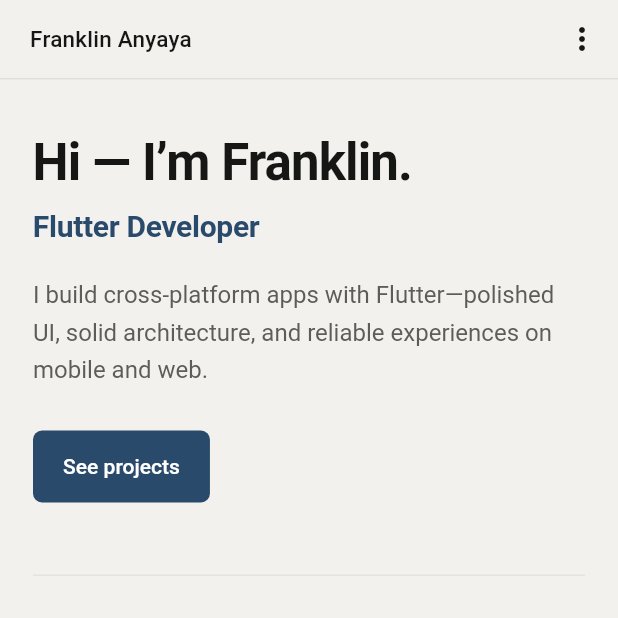
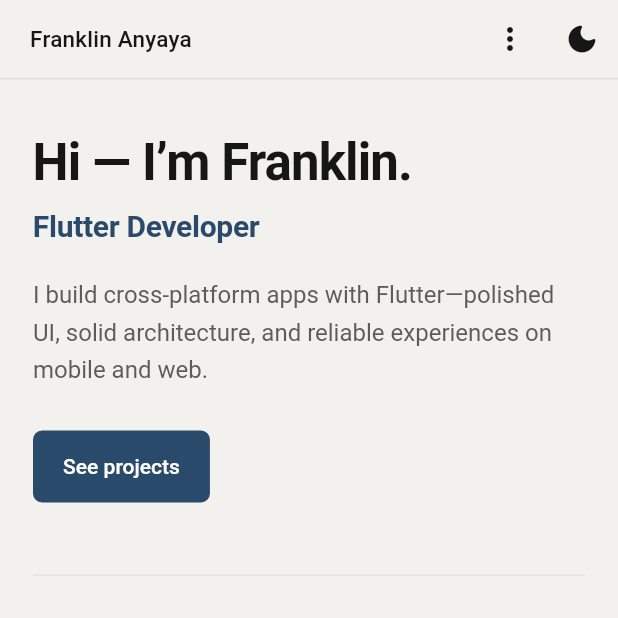
Before and after one commit to Franklin-CA/personal_portfolio, a Flutter app: the screen it shows after launch, on a phone screen of 412 x 824 dp, the top half of it. Run offline on Flutter 3.47's test engine with Material 3 defaults, Android fonts, the phone set to English and light mode, and no system bars.

Commit message:
feat: Added Light/Dark Mode

```diff
--- a/lib/main.dart
+++ b/lib/main.dart
@@ -26,8 +26,15 @@
   static const Color darkRule = Color(0xFF3A3936);
 }
 
-class PortfolioApp extends StatelessWidget {
+class PortfolioApp extends StatefulWidget {
   const PortfolioApp({super.key});
+
+  @override
+  State<PortfolioApp> createState() => _PortfolioAppState();
+}
+
+class _PortfolioAppState extends State<PortfolioApp> {
+  ThemeMode _themeMode = ThemeMode.system;
 
   static ThemeData _light() {
     return ThemeData(
@@ -223,21 +230,51 @@
     );
   }
 
+  void _toggleTheme() {
+    setState(() {
+      if (_themeMode == ThemeMode.dark) {
+        _themeMode = ThemeMode.light;
+        return;
+      }
+      if (_themeMode == ThemeMode.light) {
+        _themeMode = ThemeMode.dark;
+        return;
+      }
+      final isSystemDark =
+          WidgetsBinding.instance.platformDispatcher.platformBrightness ==
+          Brightness.dark;
+      _themeMode = isSystemDark ? ThemeMode.light : ThemeMode.dark;
+    });
+  }
+
   @override
   Widget build(BuildContext context) {
+    final isSystemDark =
+        WidgetsBinding.instance.platformDispatcher.platformBrightness ==
+        Brightness.dark;
+    final isDark = _themeMode == ThemeMode.dark ||
+        (_themeMode == ThemeMode.system && isSystemDark);
+
     return MaterialApp(
       title: '${PortfolioContent.name} · ${PortfolioContent.headline}',
       debugShowCheckedModeBanner: false,
       theme: _light(),
       darkTheme: _dark(),
-      themeMode: ThemeMode.system,
-      home: const PortfolioHome(),
+      themeMode: _themeMode,
+      home: PortfolioHome(isDarkMode: isDark, onToggleTheme: _toggleTheme),
     );
   }
 }
 
 class PortfolioHome extends StatefulWidget {
-  const PortfolioHome({super.key});
+  const PortfolioHome({
+    super.key,
+    required this.isDarkMode,
+    required this.onToggleTheme,
+  });
+
+  final bool isDarkMode;
+  final VoidCallback onToggleTheme;
 
   @override
   State<PortfolioHome> createState() => _PortfolioHomeState();
@@ -406,6 +443,17 @@
                       PopupMenuItem(value: 'contact', child: Text('Contact')),
                     ],
                   ),
+                IconButton(
+                  tooltip: widget.isDarkMode
+                      ? 'Switch to light mode'
+                      : 'Switch to dark mode',
+                  onPressed: widget.onToggleTheme,
+                  icon: Icon(
+                    widget.isDarkMode
+                        ? Icons.light_mode_rounded
+                        : Icons.dark_mode_rounded,
+                  ),
+                ),
               ],
             ),
             SliverToBoxAdapter(
```
